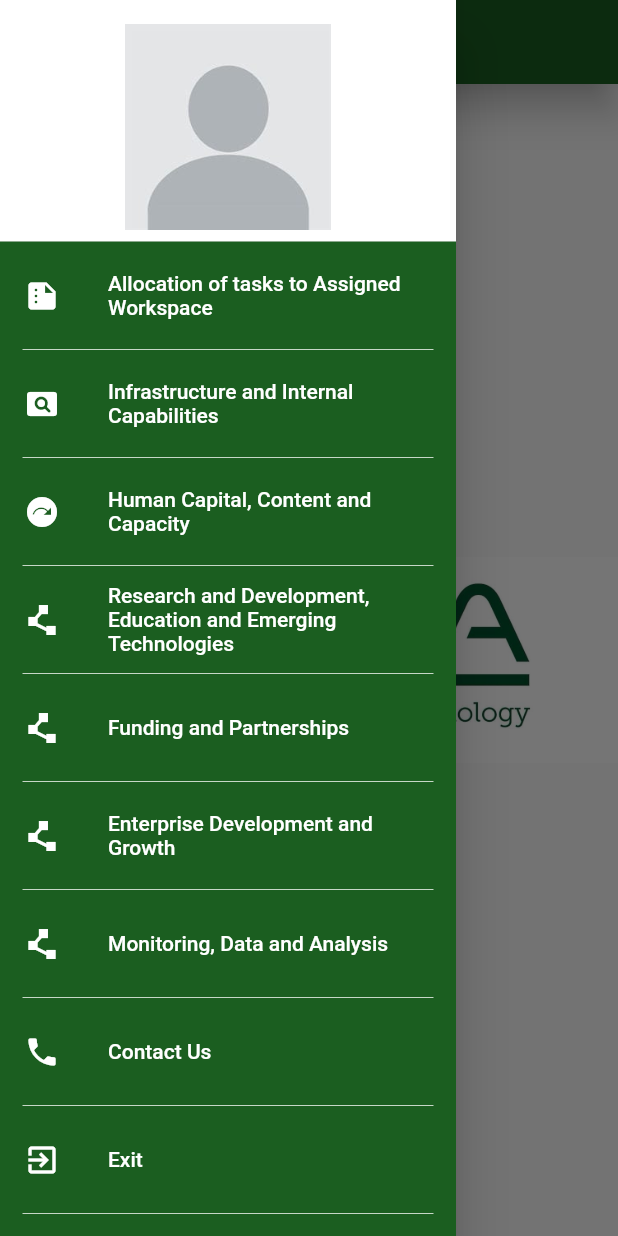
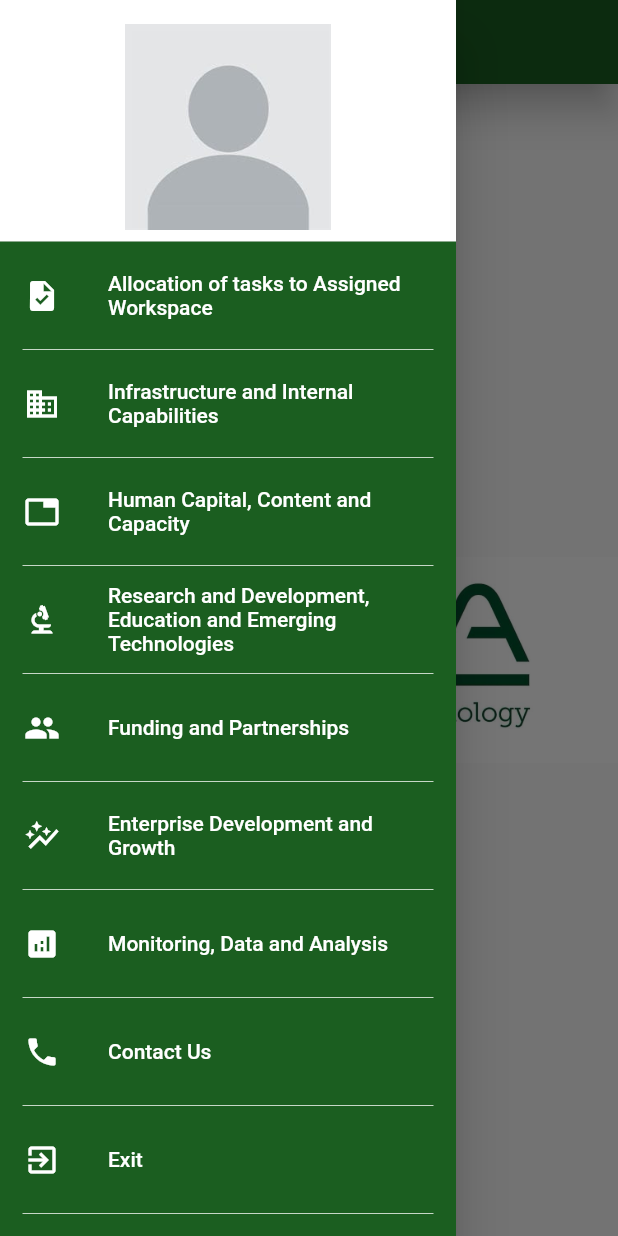
Before and after one commit to Eyepatchkingken/nitda_project, a Flutter app: the screen it shows after launch, with the side drawer open, on a phone screen of 412 x 824 dp. Run offline on Flutter 3.47's test engine with Material 2 defaults, Android fonts, the phone set to English and light mode, and no system bars; our stand-ins replace animated_splash_screen.

Commit message:
Nitda project

```diff
--- a/lib/home_screen.dart
+++ b/lib/home_screen.dart
@@ -38,7 +38,7 @@ class HomePage extends StatelessWidget {
               children: [
                 ListTile(
                     leading: Icon(
-                      Icons.summarize,
+                      Icons.task,
                       color: Colors.white,
                     ),
                     //a list of tiles
@@ -61,7 +61,7 @@ class HomePage extends StatelessWidget {
               children: [
                 ListTile(
                   leading: Icon(
-                    Icons.pageview_rounded,
+                    Icons.domain,
                     color: Colors.white,
                   ),
                   title: Text(
@@ -87,7 +87,7 @@ class HomePage extends StatelessWidget {
               children: [
                 ListTile(
                   leading: Icon(
-                    Icons.next_plan_sharp,
+                    Icons.tab,
                     color: Colors.white,
                   ),
                   title: Text("Human Capital, Content and Capacity",
@@ -110,7 +110,7 @@ class HomePage extends StatelessWidget {
               children: [
                 ListTile(
                   leading: Icon(
-                    Icons.polyline_sharp,
+                    Icons.biotech,
                     color: Colors.white,
                   ),
                   title: Text(
@@ -133,7 +133,7 @@ class HomePage extends StatelessWidget {
               children: [
                 ListTile(
                   leading: Icon(
-                    Icons.polyline_sharp,
+                    Icons.group,
                     color: Colors.white,
                   ),
                   title: Text(
@@ -156,7 +156,7 @@ class HomePage extends StatelessWidget {
               children: [
                 ListTile(
                   leading: Icon(
-                    Icons.polyline_sharp,
+                    Icons.auto_graph_outlined,
                     color: Colors.white,
                   ),
                   title: Text(
@@ -179,7 +179,7 @@ class HomePage extends StatelessWidget {
               children: [
                 ListTile(
                   leading: Icon(
-                    Icons.polyline_sharp,
+                    Icons.analytics,
                     color: Colors.white,
                   ),
                   title: Text(
--- a/pubspec.yaml
+++ b/pubspec.yaml
@@ -31,3 +31,4 @@ flutter:
 
   assets:
     - assets/images/
+    - images/
```
Also changed, not shown: images/NITDA-ROADMAP-24.png (added), images/NITDA-ROADMAP-25.png (added), images/NITDA-ROADMAP-26.png (added), images/NITDA-ROADMAP-27.png (added), images/NITDA-ROADMAP-28.png (added), images/NITDA-ROADMAP-29.png (added), images/NITDA-ROADMAP-30.png (added), images/NITDA-ROADMAP-31.png (added), images/NITDA-ROADMAP-32.png (added), images/NITDA-ROADMAP-33.png (added), images/NITDA-ROADMAP-34.png (added), images/NITDA-ROADMAP-35.png (added), images/NITDA-ROADMAP-36.png (added).
